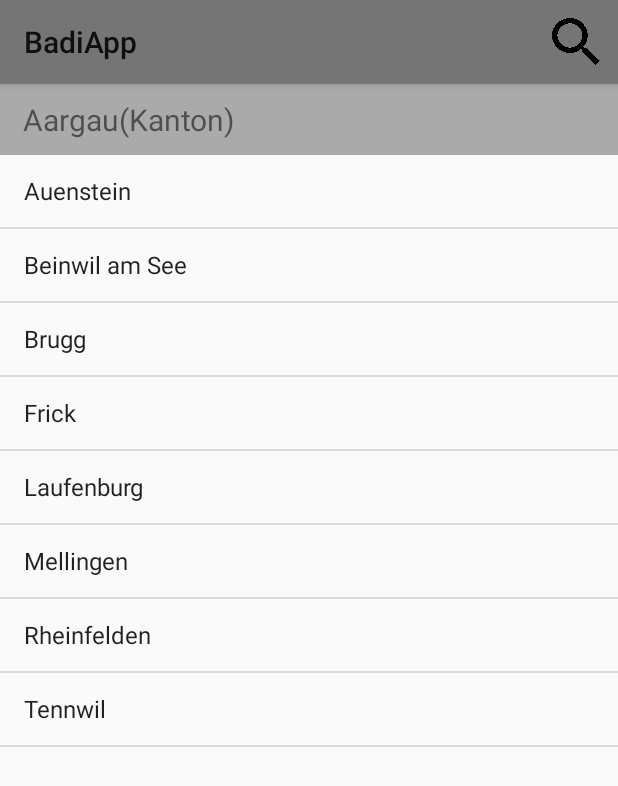
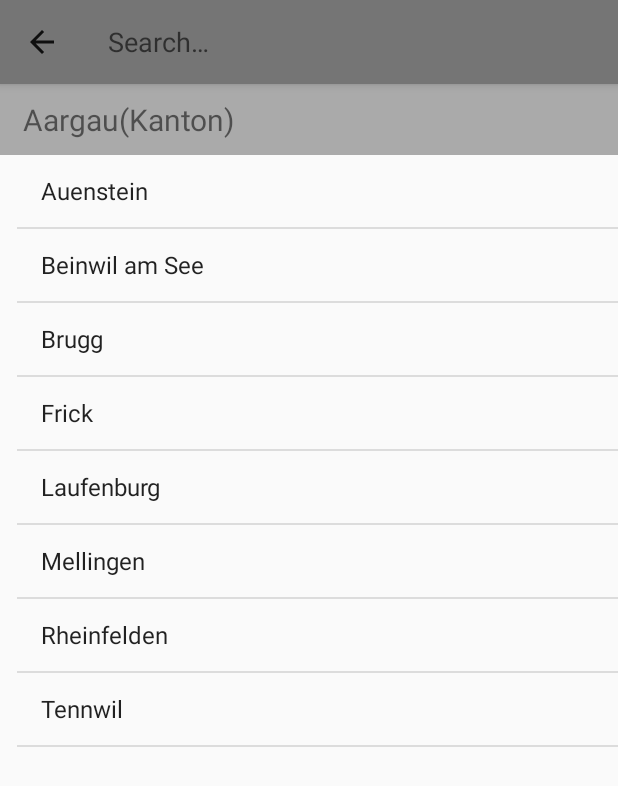
Before and after one commit to jericoluislua/BadiApp, an Android app: the screen it shows after launch (BadiOrtschaftenActivity), after a tap on "Aargau", on a phone screen of 412 x 824 dp. Shown: the top 786 px of the screen. Run offline under Robolectric (Android 15) with nearby library versions, the phone set to English and light mode, and no system bars; 1 other tap on this screen came first.

```diff
--- a/app/src/main/java/com/example/bluaje/badiapp/BadiOrtschaftenActivity.java
+++ b/app/src/main/java/com/example/bluaje/badiapp/BadiOrtschaftenActivity.java
@@ -50,29 +50,30 @@ public class BadiOrtschaftenActivity extends AppCompatActivity {
     @Override
     public boolean onCreateOptionsMenu(Menu menu) {
         getMenuInflater().inflate(R.menu.main_activity_actions, menu);
-        final SearchView searchView = (SearchView) menu.findItem(R.id.action_search).getActionView();
 
+        MenuItem searchItem = menu.findItem(R.id.action_search);
+        searchItem.expandActionView();
+        SearchView searchView = (SearchView) menu.findItem(R.id.action_search).getActionView();
         searchView.setOnQueryTextListener(new SearchView.OnQueryTextListener() {
             @Override
             public boolean onQueryTextSubmit(String s) {
 
-                if(s == null){
+                /*if(s == null){
                     AlertDialog.Builder builder = new AlertDialog.Builder(BadiOrtschaftenActivity.this);
                     builder.setMessage("Kein \"" + s + "\" vorhanden.").setTitle(R.string.errordialog_title);
                     AlertDialog dialog = builder.create();
-                }
+                }*/
+                badiliste.getFilter().filter(s);
                 return true;
             }
 
             @Override
             public boolean onQueryTextChange(String s) {
-                badiliste.getFilter().filter(s);
+
                 return true;
             }
         });
 
-        /*MenuItem searchItem = menu.findItem(R.id.action_search);
-        searchItem.expandActionView();
         MenuItemCompat.setOnActionExpandListener(searchItem, new MenuItemCompat.OnActionExpandListener() {
             @Override
             public boolean onMenuItemActionExpand(MenuItem item) {
@@ -85,7 +86,7 @@ public class BadiOrtschaftenActivity extends AppCompatActivity {
                 addBadisToList();
                 return true;
             }
-        });*/
+        });
 
 
 
--- a/app/src/main/res/layout/activity_badi_details.xml
+++ b/app/src/main/res/layout/activity_badi_details.xml
@@ -30,7 +30,10 @@
         android:layout_width="fill_parent"
         android:layout_height="wrap_content"
         android:layout_weight="11.05" />
-
+    <ImageView
+        android:id="@+id/weatherPic"
+        android:layout_width="match_parent"
+        android:layout_height="match_parent" />
     <ListView
         android:id="@+id/weatherdetails"
         android:layout_width="fill_parent"
--- a/app/src/main/res/layout/activity_badi_ortschaften.xml
+++ b/app/src/main/res/layout/activity_badi_ortschaften.xml
@@ -3,6 +3,7 @@
     xmlns:tools="http://schemas.android.com/tools"
     android:layout_width="match_parent"
     android:layout_height="match_parent"
+    xmlns:app="http://schemas.android.com/apk/res-auto"
     android:id="@+id/layout"
     tools:context="com.example.bluaje.badiapp.MainActivity"
     android:orientation="vertical">
@@ -13,7 +14,8 @@
             android:layout_height="?attr/actionBarSize"
             android:background="?attr/colorPrimaryDark"
             android:elevation="4dp"
-            android:theme="@style/ThemeOverlay.AppCompat.ActionBar"/>
+            android:theme="@style/ThemeOverlay.AppCompat.ActionBar"
+            app:popupTheme="@style/ThemeOverlay.AppCompat.Light"/>
 
         <TextView
             android:id="@+id/badistaedte"
@@ -29,6 +31,7 @@
             android:layout_width="match_parent"
             android:layout_height="match_parent"
             android:id="@+id/badiliste"
-            android:layout_gravity="bottom" />
+            android:layout_gravity="bottom"
+            android:paddingLeft="11sp"/>
 
 </LinearLayout>
--- a/app/src/main/res/layout/activity_main.xml
+++ b/app/src/main/res/layout/activity_main.xml
@@ -3,6 +3,7 @@
     xmlns:tools="http://schemas.android.com/tools"
     android:layout_width="match_parent"
     android:layout_height="match_parent"
+    xmlns:app="http://schemas.android.com/apk/res-auto"
     android:id="@+id/layout"
     tools:context="com.example.bluaje.badiapp.MainActivity"
     android:orientation="vertical">
@@ -24,7 +25,8 @@
         android:layout_height="?attr/actionBarSize"
         android:background="?attr/colorPrimaryDark"
         android:elevation="4dp"
-        android:theme="@style/ThemeOverlay.AppCompat.ActionBar"/>
+        android:theme="@style/ThemeOverlay.AppCompat.ActionBar"
+        app:popupTheme="@style/ThemeOverlay.AppCompat.Light"/>
 
     <TextView
         android:id="@+id/badikantone"
@@ -41,7 +43,7 @@
         android:layout_width="match_parent"
         android:layout_height="match_parent"
         android:layout_gravity="bottom"
-        android:paddingLeft="12sp"></ListView>
+        android:paddingLeft="11sp"></ListView>
 
 
 </LinearLayout>
```
Also changed, not shown: app/src/main/java/com/example/bluaje/badiapp/BadiDetailsActivity.java (+10 -4 lines).
